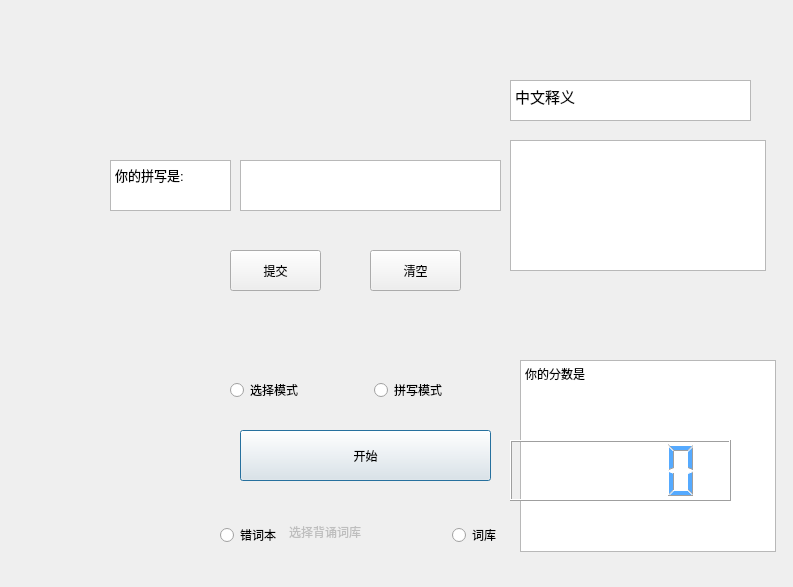
First picture: the form in recitewords.ui, repository wyq777x/TranCE_Wyatt, before the edit.
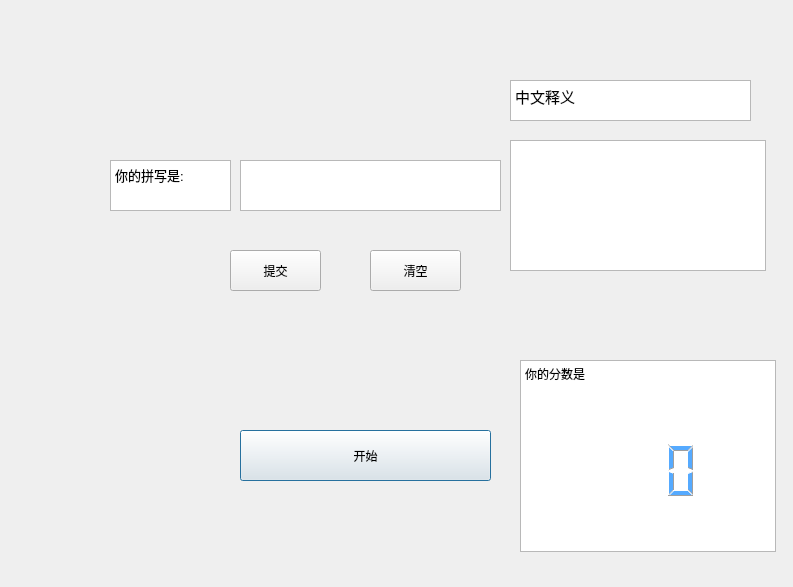
Second picture: the form after the edit.

Commit message: --add the button of add a bunch of words from words.txt   --fixed the bugs that prevent the chineseline from automatically switching to the next row

The edit to the form file:
```diff
--- a/recitewords.ui
+++ b/recitewords.ui
@@ -26,77 +26,6 @@
     <string>开始</string>
    </property>
   </widget>
-  <widget class="QWidget" name="horizontalLayoutWidget">
-   <property name="geometry">
-    <rect>
-     <x>230</x>
-     <y>350</y>
-     <width>281</width>
-     <height>80</height>
-    </rect>
-   </property>
-   <layout class="QHBoxLayout" name="horizontalLayout">
-    <item>
-     <widget class="QRadioButton" name="choosemode">
-      <property name="autoFillBackground">
-       <bool>true</bool>
-      </property>
-      <property name="text">
-       <string>选择模式</string>
-      </property>
-     </widget>
-    </item>
-    <item>
-     <widget class="QRadioButton" name="spellmode">
-      <property name="autoFillBackground">
-       <bool>true</bool>
-      </property>
-      <property name="text">
-       <string>拼写模式</string>
-      </property>
-     </widget>
-    </item>
-   </layout>
-  </widget>
-  <widget class="QWidget" name="horizontalLayoutWidget_2">
-   <property name="geometry">
-    <rect>
-     <x>220</x>
-     <y>490</y>
-     <width>281</width>
-     <height>91</height>
-    </rect>
-   </property>
-   <layout class="QHBoxLayout" name="horizontalLayout_2">
-    <item>
-     <widget class="QRadioButton" name="choosewronglib">
-      <property name="text">
-       <string>错词本</string>
-      </property>
-     </widget>
-    </item>
-    <item>
-     <widget class="QLineEdit" name="chooselibtext">
-      <property name="enabled">
-       <bool>false</bool>
-      </property>
-      <property name="text">
-       <string>选择背诵词库</string>
-      </property>
-      <property name="frame">
-       <bool>false</bool>
-      </property>
-     </widget>
-    </item>
-    <item>
-     <widget class="QRadioButton" name="chooselib">
-      <property name="text">
-       <string>词库</string>
-      </property>
-     </widget>
-    </item>
-   </layout>
-  </widget>
   <widget class="QTextBrowser" name="chinesetext">
    <property name="geometry">
     <rect>
@@ -215,6 +144,9 @@
    <property name="styleSheet">
     <string notr="true">color: rgb(85, 170, 255);</string>
    </property>
+   <property name="frameShape">
+    <enum>QFrame::NoFrame</enum>
+   </property>
   </widget>
  </widget>
  <resources/>
```
The commit also changes 7 other files.
